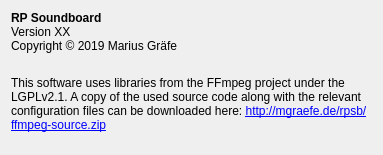
Qt form src/about_qt.ui (MGraefe/RP-Soundboard) before a commit.
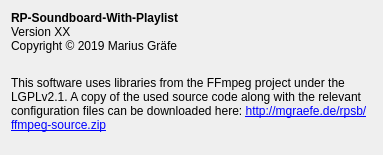
The same form after that commit. Icons and pictures are not drawn.

Commit message: Add playlist progress/seek and fix next; rename app

Patch:
```diff
--- a/src/about_qt.ui
+++ b/src/about_qt.ui
@@ -58,7 +58,7 @@
           </font>
          </property>
          <property name="text">
-          <string>RP Soundboard</string>
+          <string>RP-Soundboard-With-Playlist</string>
          </property>
         </widget>
        </item>
```
Left out of the diff: 2 changed lines with no effect on the pictures. The commit also changes 22 other files.
